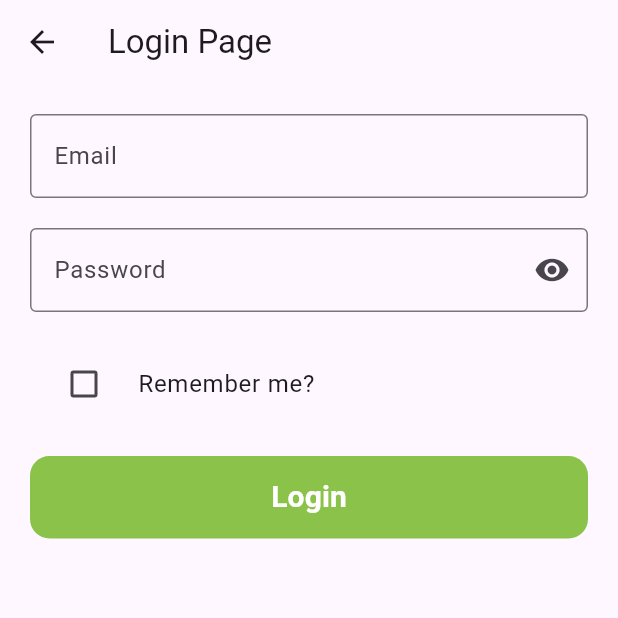
After one commit to ukasyaaah/GetX-Flutter, a Flutter app: the screen it shows after launch, after a tap on "Login (Get Storage)", on a phone screen of 412 x 824 dp, the top half of it. The commit adds this screen. Run offline on Flutter 3.47's test engine with Material 3 defaults, Android fonts, the phone set to English and light mode, and no system bars; our stand-ins replace get, get_storage.

Commit message:
Get Storage

```diff
--- /dev/null
+++ b/lib/controllers/login_controller.dart
@@ -0,0 +1,38 @@
+import 'package:belajar_getx/main.dart';
+import 'package:flutter/material.dart';
+import 'package:get/get.dart';
+import 'package:get_storage/get_storage.dart';
+
+class LoginController extends GetxController {
+  TextEditingController emailC = TextEditingController();
+  TextEditingController passwordC = TextEditingController();
+
+  RxBool isHiding = true.obs;
+  RxBool isremember = false.obs;
+
+  login() async {
+    GetStorage data = GetStorage();
+    if (data.read('dataRemember') != null) {
+      data.remove('dataRemember');
+    }
+    if (emailC.text == 'admin@admin.com') {
+      if (isremember.isTrue) {
+        data.write('dataRemember', {
+          'email': emailC.text,
+          'password': passwordC.text,
+        });
+      }
+      Get.offAll(() => Home());
+    } else {
+      return Get.snackbar('Kesalahan', 'Email / Password salah!');
+    }
+  }
+
+  hide() {
+    if (isHiding.isTrue) {
+      isHiding.value = true;
+    } else {
+      isHiding.value = false;
+    }
+  }
+}
--- a/lib/main.dart
+++ b/lib/main.dart
@@ -1,11 +1,14 @@
 import 'package:belajar_getx/bindings/worker_binding.dart';
+import 'package:belajar_getx/controllers/login_controller.dart';
 import 'package:belajar_getx/controllers/page_satu_controller.dart';
 import 'package:belajar_getx/controllers/state_controller.dart';
 import 'package:belajar_getx/controllers/tdreact_controller.dart';
 import 'package:belajar_getx/controllers/workers_controller.dart';
 import 'package:belajar_getx/pages/binding_page.dart';
 import 'package:belajar_getx/pages/bottomsheet_getx.dart';
+import 'package:belajar_getx/pages/login.dart';
 import 'package:belajar_getx/pages/page_satu.dart';
+import 'package:get_storage/get_storage.dart';
 import './pages/workers.dart';
 import 'package:belajar_getx/pages/tipedata_reactive.dart';
 import './pages/state_management.dart';
@@ -15,7 +18,8 @@ import 'package:belajar_getx/widgets/tebu.dart';
 import 'package:flutter/material.dart';
 import 'package:get/get.dart';
 
-void main() {
+void main() async {
+  await GetStorage.init();
   runApp(
     GetMaterialApp(
       debugShowCheckedModeBanner: false,
@@ -71,6 +75,12 @@ void main() {
           page: () => BindingPage(),
           transition: Transition.topLevel,
           binding: BindingsBuilder(() => Get.lazyPut(() => Math())),
+        ),
+        GetPage(
+          name: '/login',
+          page: () => LoginPage(),
+          transition: Transition.topLevel,
+          binding: BindingsBuilder(() => Get.lazyPut(() => LoginController())),
         ),
       ],
     ),
@@ -157,6 +167,15 @@ class Home extends StatelessWidget {
               bgcolor: Colors.deepPurpleAccent,
             ),
             SizedBox(height: 20),
+            Tebu(
+              onPressed: () {
+                Get.toNamed('/login');
+              },
+              text: 'Login (Get Storage)',
+              textColor: Colors.white,
+              bgcolor: Colors.brown,
+            ),
+            SizedBox(height: 20),
           ],
         ),
       ),
--- /dev/null
+++ b/lib/pages/login.dart
@@ -0,0 +1,73 @@
+import 'package:belajar_getx/controllers/login_controller.dart';
+import 'package:belajar_getx/widgets/tebu.dart';
+import 'package:flutter/material.dart';
+import 'package:get/get.dart';
+import 'package:get_storage/get_storage.dart';
+
+class LoginPage extends StatelessWidget {
+  LoginController loginC = Get.find();
+  GetStorage data = GetStorage();
+
+  @override
+  Widget build(BuildContext context) {
+    if (data.read('dataRemember') != null) {
+      loginC.emailC.text = data.read('dataRemember')['email'];
+      loginC.passwordC.text = data.read('dataRemember')['password'];
+    }
+    return Scaffold(
+      appBar: AppBar(title: Text('Login Page')),
+      body: ListView(
+        padding: EdgeInsets.all(20),
+        children: [
+          TextField(
+            controller: loginC.emailC,
+            autocorrect: false,
+            textInputAction: TextInputAction.next,
+            decoration: InputDecoration(
+              labelText: 'Email',
+              border: OutlineInputBorder(),
+            ),
+          ),
+          SizedBox(height: 20),
+          Obx(
+            () => TextField(
+              obscureText: loginC.isHiding.value,
+              controller: loginC.passwordC,
+              autocorrect: false,
+              textInputAction: TextInputAction.send,
+              decoration: InputDecoration(
+                suffixIcon: IconButton(
+                  onPressed: () {
+                    loginC.isHiding.toggle();
+                  },
+                  icon: Icon(Icons.remove_red_eye),
+                ),
+                labelText: 'Password',
+                border: OutlineInputBorder(),
+              ),
+            ),
+          ),
+          SizedBox(height: 20),
+          Obx(
+            () => CheckboxListTile(
+              controlAffinity: ListTileControlAffinity.leading,
+              title: Text('Remember me?'),
+              value: loginC.isremember.value,
+              onChanged: (value) {
+                loginC.isremember.toggle();
+              },
+            ),
+          ),
+          SizedBox(height: 20),
+          Tebu(
+            onPressed: () {
+              loginC.login();
+            },
+            text: 'Login',
+            bgcolor: Colors.lightGreen,
+          ),
+        ],
+      ),
+    );
+  }
+}
--- a/pubspec.yaml
+++ b/pubspec.yaml
@@ -35,6 +35,7 @@ dependencies:
   # Use with the CupertinoIcons class for iOS style icons.
   cupertino_icons: ^1.0.8
   get: ^4.7.2
+  get_storage: ^2.1.1
 
 dev_dependencies:
   flutter_test:
```
Also changed, not shown: pubspec.lock, 1 other file.
